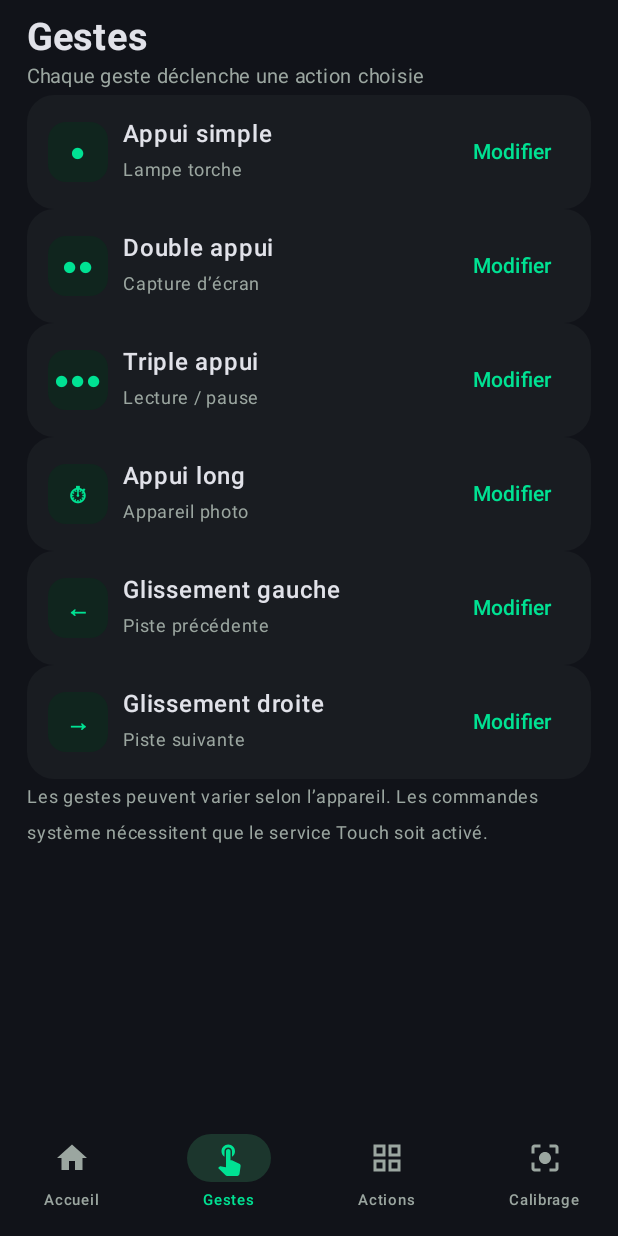
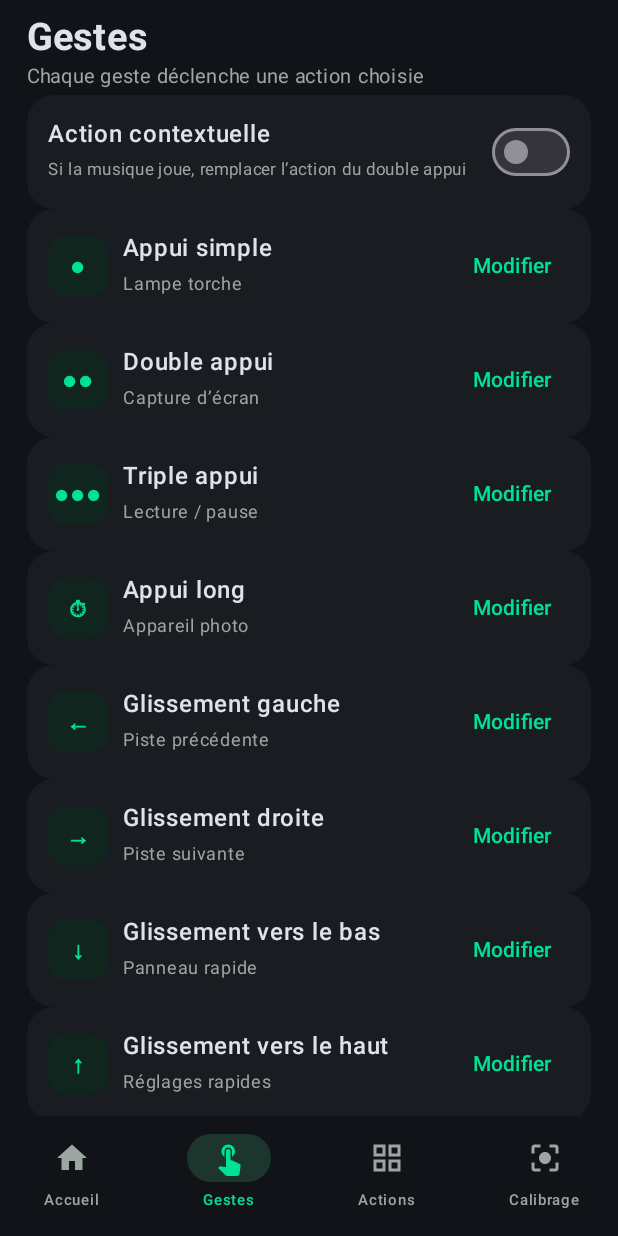
Before and after one commit to elfred434/touch, an Android app built with Jetpack Compose: the screen it shows after launch (MainActivity), item 2 of the bottom bar chosen, on a phone screen of 412 x 824 dp. Run offline under Robolectric (Android 15) with nearby library versions, the phone set to English and light mode, and no system bars.

Commit message:
Complete quick tools and gesture customization

```diff
--- /dev/null
+++ b/app/src/main/java/com/elfred434/touch/ContextOverrideCard.kt
@@ -0,0 +1,43 @@
+package com.elfred434.touch
+
+import androidx.compose.foundation.layout.*
+import androidx.compose.material3.*
+import androidx.compose.runtime.*
+import androidx.compose.ui.Alignment
+import androidx.compose.ui.Modifier
+import androidx.compose.ui.unit.dp
+import androidx.compose.ui.unit.sp
+@Composable
+fun ContextOverrideCard(prefs: android.content.SharedPreferences) {
+    var enabled by remember { mutableStateOf(prefs.getBoolean(TouchPrefs.CONTEXT_OVERRIDE_ENABLED, false)) }
+    var action by remember { mutableStateOf(prefs.getString(TouchPrefs.CONTEXT_DOUBLE_TAP_ACTION, TouchPrefs.MEDIA_NEXT) ?: TouchPrefs.MEDIA_NEXT) }
+    var chooseAction by remember { mutableStateOf(false) }
+    CardBox {
+        Row(verticalAlignment = Alignment.CenterVertically) {
+            Column(Modifier.weight(1f)) {
+                Text("Action contextuelle", fontWeight = androidx.compose.ui.text.font.FontWeight.SemiBold)
+                Text("Si la musique joue, remplacer l’action du double appui", color = TextMuted, fontSize = 11.sp)
+            }
+            Switch(checked = enabled, onCheckedChange = {
+                enabled = it
+                prefs.edit().putBoolean(TouchPrefs.CONTEXT_OVERRIDE_ENABLED, it).apply()
+            }, colors = SwitchDefaults.colors(checkedThumbColor = Bg, checkedTrackColor = Mint))
+        }
+        if (enabled) TextButton(onClick = { chooseAction = true }) {
+            Text("Pendant la musique : ${TouchPrefs.labelForAction(action)}  ·  Modifier", color = Mint, fontSize = 12.sp)
+        }
+    }
+    if (chooseAction) AlertDialog(onDismissRequest = { chooseAction = false }, containerColor = Surface1,
+        title = { Text("Action quand la musique joue") },
+        text = {
+            Column {
+                listOf(TouchPrefs.MEDIA_NEXT, TouchPrefs.MEDIA_PREVIOUS, TouchPrefs.MEDIA_PLAY_PAUSE).forEach { key ->
+                    TextButton(onClick = {
+                        action = key
+                        prefs.edit().putString(TouchPrefs.CONTEXT_DOUBLE_TAP_ACTION, key).apply()
+                        chooseAction = false
+                    }, modifier = Modifier.fillMaxWidth()) { Text(TouchPrefs.labelForAction(key), color = TextPrimary) }
+                }
+            }
+        }, confirmButton = { TextButton(onClick = { chooseAction = false }) { Text("Fermer") } })
+}
--- a/app/src/main/java/com/elfred434/touch/MainActivity.kt
+++ b/app/src/main/java/com/elfred434/touch/MainActivity.kt
@@ -13,6 +13,8 @@ import androidx.activity.compose.setContent
 import androidx.activity.result.contract.ActivityResultContracts
 import androidx.compose.foundation.background
 import androidx.compose.foundation.clickable
+import androidx.compose.foundation.horizontalScroll
+import androidx.compose.foundation.rememberScrollState
 import androidx.compose.foundation.layout.*
 import androidx.compose.foundation.lazy.LazyColumn
 import androidx.compose.foundation.shape.CircleShape
@@ -34,18 +36,26 @@ import kotlinx.coroutines.Dispatchers
 import kotlinx.coroutines.launch
 import kotlinx.coroutines.withContext
 
-private val Bg = Color(0xFF111319)
-private val Surface1 = Color(0xFF191C21)
-private val Surface2 = Color(0xFF21262D)
-private val Mint = Color(0xFF00E293)
-private val TextPrimary = Color(0xFFE1E2E9)
-private val TextMuted = Color(0xFF9BA6A0)
+internal val Bg = Color(0xFF111319)
+internal val Surface1 = Color(0xFF191C21)
+internal val Surface2 = Color(0xFF21262D)
+internal val Mint = Color(0xFF00E293)
+internal val TextPrimary = Color(0xFFE1E2E9)
+internal val TextMuted = Color(0xFF9BA6A0)
 
 class MainActivity : ComponentActivity() {
+    private val openedTool = mutableStateOf<String?>(null)
+
     override fun onCreate(savedInstanceState: Bundle?) {
         super.onCreate(savedInstanceState)
-        val initialTool = intent?.getStringExtra("open_tool")
-        setContent { TouchTheme { TouchRoot(initialTool) } }
+        openedTool.value = intent?.getStringExtra("open_tool")
+        setContent { TouchTheme { TouchRoot(openedTool.value) } }
+    }
+
+    override fun onNewIntent(intent: Intent) {
+        super.onNewIntent(intent)
+        setIntent(intent)
+        openedTool.value = intent.getStringExtra("open_tool")
     }
 
     override fun onResume() {
@@ -68,7 +78,11 @@ private fun TouchTheme(content: @Composable () -> Unit) {
 private fun TouchRoot(initialTool: String? = null) {
     val context = LocalContext.current
     val prefs = remember { TouchPrefs.prefs(context) }
-    var tab by remember { mutableStateOf(if (initialTool == TouchPrefs.NOTES || initialTool == TouchPrefs.TIMER) 2 else 0) }
+    var tab by remember { mutableStateOf(if (initialTool != null) 2 else 0) }
+    var toolPage by remember { mutableStateOf(initialTool) }
+    LaunchedEffect(initialTool) {
+        if (initialTool != null) { toolPage = initialTool; tab = 2 }
+    }
     var update by remember { mutableStateOf<AppUpdate?>(null) }
     var updateChecked by remember { mutableStateOf(false) }
     var showUpdate by remember { mutableStateOf(false) }
@@ -89,7 +103,7 @@ private fun TouchRoot(initialTool: String? = null) {
                 val labels = listOf("Accueil", "Gestes", "Actions", "Calibrage")
                 val icons = listOf(Icons.Default.Home, Icons.Default.TouchApp, Icons.Default.GridView, Icons.Default.CenterFocusStrong)
                 labels.forEachIndexed { index, label ->
-                    NavigationBarItem(selected = tab == index, onClick = { tab = index }, icon = { Icon(icons[index], null) },
+                    NavigationBarItem(selected = tab == index, onClick = { if (tab == index && index == 2) toolPage = null; tab = index; if (index != 2) toolPage = null }, icon = { Icon(icons[index], null) },
                         label = { Text(label, fontSize = 10.sp, fontWeight = FontWeight.SemiBold) },
                         colors = NavigationBarItemDefaults.colors(selectedIconColor = Mint, selectedTextColor = Mint,
                             indicatorColor = Color(0xFF1C362D), unselectedIconColor = TextMuted, unselectedTextColor = TextMuted))
@@ -99,9 +113,9 @@ private fun TouchRoot(initialTool: String? = null) {
     ) { padding ->
         Box(Modifier.fillMaxSize().padding(padding)) {
             when (tab) {
-                0 -> HomeScreen(prefs, { tab = 1 }, { tab = 2 }, { showNotice = true })
+                0 -> HomeScreen(prefs, { tab = 1 }, { showNotice = true }, { tool -> toolPage = tool; tab = 2 })
                 1 -> GesturesScreen(context, prefs)
-                2 -> ActionsScreen(context)
+                2 -> if (toolPage != null) ToolDestination(toolPage!!) { toolPage = null } else ActionsScreen(context) { tool -> toolPage = tool }
                 else -> CalibrationScreen(context, prefs)
             }
         }
@@ -116,7 +130,7 @@ private fun TouchRoot(initialTool: String? = null) {
     }
     if (showNotice) AlertDialog(onDismissRequest = { showNotice = false }, containerColor = Surface1,
         title = { Text("Confidentialité") },
-        text = { Text("Les gestes sont détectés par le service d’accessibilité Android. Touch ne lit pas le contenu des fenêtres. Une connexion Internet sert uniquement à vérifier les versions publiées dans le dépôt GitHub public.", color = TextMuted) },
+        text = { Text("Les gestes sont détectés par le service d’accessibilité Android ; Touch ne lit pas le contenu des fenêtres. Notes et contacts favoris restent sur cet appareil. Internet sert à vérifier les versions publiées dans le dépôt GitHub public.", color = TextMuted) },
         confirmButton = { TextButton(onClick = { showNotice = false }) { Text("Compris") } })
 }
 
@@ -137,7 +151,7 @@ private fun Header(title: String, subtitle: String? = null, action: (@Composable
 }
 
 @Composable
-private fun CardBox(modifier: Modifier = Modifier, content: @Composable ColumnScope.() -> Unit) {
+internal fun CardBox(modifier: Modifier = Modifier, content: @Composable ColumnScope.() -> Unit) {
     Column(modifier.fillMaxWidth().background(Surface1, RoundedCornerShape(18.dp)).padding(14.dp), verticalArrangement = Arrangement.spacedBy(9.dp), content = content)
 }
 
@@ -150,9 +164,10 @@ private fun SectionTitle(title: String, trailing: String? = null, onTrailing: ((
 }
 
 @Composable
-private fun HomeScreen(prefs: android.content.SharedPreferences, onGestures: () -> Unit, onActions: () -> Unit, onPrivacy: () -> Unit) {
+private fun HomeScreen(prefs: android.content.SharedPreferences, onGestures: () -> Unit, onPrivacy: () -> Unit, onOpenTool: (String) -> Unit) {
     var enabled by remember { mutableStateOf(prefs.getBoolean(TouchPrefs.ENABLED, true)) }
     val context = LocalContext.current
+    val cameraPermission = rememberLauncherForActivityResult(ActivityResultContracts.RequestPermission()) { }
     PageColumn {
         Header("Touch", "Raccourcis par gestes")
         CardBox {
@@ -168,6 +183,9 @@ private fun HomeScreen(prefs: android.content.SharedPreferences, onGestures: ()
                 }, colors = SwitchDefaults.colors(checkedThumbColor = Bg, checkedTrackColor = Mint))
             }
             if (!isAccessibilityEnabled(context)) Button(onClick = { context.startActivity(Intent(Settings.ACTION_ACCESSIBILITY_SETTINGS)) }, colors = ButtonDefaults.buttonColors(containerColor = Mint, contentColor = Color(0xFF003921)), modifier = Modifier.fillMaxWidth()) { Text("Ouvrir les autorisations") }
+            if (ContextCompat.checkSelfPermission(context, Manifest.permission.CAMERA) != PackageManager.PERMISSION_GRANTED) {
+                OutlinedButton(onClick = { cameraPermission.launch(Manifest.permission.CAMERA) }, modifier = Modifier.fillMaxWidth()) { Text("Autoriser le flash pour les gestes") }
+            }
         }
         CardBox {
             SectionTitle("Simulateur de poinçon", "Rayon réglable")
@@ -201,12 +219,12 @@ private fun HomeScreen(prefs: android.content.SharedPreferences, onGestures: ()
         CardBox {
             SectionTitle("Boîte d’outils rapides")
             Row(horizontalArrangement = Arrangement.spacedBy(9.dp)) {
-                ToolTile(Modifier.weight(1f), "◷", "Minuteur", "Focus") { onActions() }
-                ToolTile(Modifier.weight(1f), "♫", "Média", "Lecture") { onActions() }
+                ToolTile(Modifier.weight(1f), "◷", "Minuteur", "Focus") { onOpenTool(TouchPrefs.TIMER) }
+                ToolTile(Modifier.weight(1f), "♫", "Média", "Lecture") { onOpenTool("media") }
             }
             Row(horizontalArrangement = Arrangement.spacedBy(9.dp)) {
-                ToolTile(Modifier.weight(1f), "☷", "Notes", "Épinglées") { onActions() }
-                ToolTile(Modifier.weight(1f), "☎", "Contacts", "Favoris") { onActions() }
+                ToolTile(Modifier.weight(1f), "☷", "Notes", "Épinglées") { onOpenTool(TouchPrefs.NOTES) }
+                ToolTile(Modifier.weight(1f), "☎", "Contacts", "Favoris") { onOpenTool("contacts") }
             }
         }
         CardBox {
@@ -233,6 +251,7 @@ private fun GesturesScreen(context: Context, prefs: android.content.SharedPrefer
     val actionsByCategory = TouchPrefs.actions.groupBy { it.category }
     PageColumn {
         Header("Gestes", "Chaque geste déclenche une action choisie")
+        ContextOverrideCard(prefs)
         TouchPrefs.gestures.forEach { gesture ->
             CardBox {
                 Row(verticalAlignment = Alignment.CenterVertically) {
@@ -274,7 +293,7 @@ private fun GesturesScreen(context: Context, prefs: android.content.SharedPrefer
 }
 
 @Composable
-private fun ActionsScreen(context: Context) {
+private fun ActionsScreen(context: Context, onOpenTool: (String) -> Unit) {
     val grouped = TouchPrefs.actions.groupBy { it.category }
     var pendingTorch by remember { mutableStateOf(false) }
     val cameraPermission = rememberLauncherForActivityResult(ActivityResultContracts.RequestPermission()) { granted ->
@@ -291,11 +310,17 @@ private fun ActionsScreen(context: Context) {
                         Icon(iconFor(action.key), null, tint = Mint)
                         Column(Modifier.weight(1f).padding(start = 12.dp)) { Text(action.label, fontWeight = FontWeight.SemiBold); Text(action.detail, color = TextMuted, fontSize = 11.sp) }
                         TextButton(onClick = {
-                            if (action.key == TouchPrefs.TORCH && ContextCompat.checkSelfPermission(context, Manifest.permission.CAMERA) != PackageManager.PERMISSION_GRANTED) {
-                                pendingTorch = true
-                                cameraPermission.launch(Manifest.permission.CAMERA)
-                            } else TouchAccessibilityService.currentAction(context, action.key)
-                        }) { Text("Tester", color = Mint, fontSize = 11.sp) }
+                            when (action.key) {
+                                TouchPrefs.NOTES, TouchPrefs.TIMER, TouchPrefs.QUICK_WIDGETS -> onOpenTool(action.key)
+                                TouchPrefs.OPEN_APP -> onOpenTool("app_picker")
+                                TouchPrefs.TASKER -> onOpenTool("tasker")
+                                TouchPrefs.TORCH -> if (ContextCompat.checkSelfPermission(context, Manifest.permission.CAMERA) != PackageManager.PERMISSION_GRANTED) {
+                                    pendingTorch = true
+                                    cameraPermission.launch(Manifest.permission.CAMERA)
+                                } else TouchAccessibilityService.currentAction(context, action.key)
+                                else -> TouchAccessibilityService.currentAction(context, action.key)
+                            }
+                        }) { Text(if (action.key == TouchPrefs.OPEN_APP) "Choisir" else if (action.key in listOf(TouchPrefs.NOTES, TouchPrefs.TIMER, TouchPrefs.QUICK_WIDGETS, TouchPrefs.TASKER)) "Ouvrir" else "Tester", color = Mint, fontSize = 11.sp) }
                     }
                 }
             }
@@ -319,6 +344,7 @@ private fun CalibrationScreen(context: Context, prefs: android.content.SharedPre
     var y by remember { mutableFloatStateOf(prefs.getInt(TouchPrefs.ZONE_Y_DP, 0).toFloat()) }
     var width by remember { mutableFloatStateOf(prefs.getInt(TouchPrefs.ZONE_WIDTH_DP, 82).toFloat()) }
     var height by remember { mutableFloatStateOf(prefs.getInt(TouchPrefs.ZONE_HEIGHT_DP, 50).toFloat()) }
+    var landscape by remember { mutableStateOf(prefs.getBoolean(TouchPrefs.LANDSCAPE, false)) }
     PageColumn {
         Header("Calibrage", "Ajuste la zone tactile à ton téléphone")
         CardBox {
@@ -333,6 +359,30 @@ private fun CalibrationScreen(context: Context, prefs: android.content.SharedPre
             SliderSetting("Largeur", "${width.toInt()} dp", width, 48f..160f) { width = it; saveZone(prefs, x, y, width, height) }
             SliderSetting("Hauteur", "${height.toInt()} dp", height, 32f..96f) { height = it; saveZone(prefs, x, y, width, height) }
             Button(onClick = { TouchAccessibilityService.refreshZone() }, modifier = Modifier.fillMaxWidth(), colors = ButtonDefaults.buttonColors(containerColor = Mint, contentColor = Color(0xFF003921))) { Text("Appliquer la zone") }
+        }
+        CardBox {
+            Text("Retour haptique", fontWeight = FontWeight.SemiBold)
+            Text("Choisis la sensation au déclenchement d’un geste.", fontSize = 12.sp, color = TextMuted)
+            var profile by remember { mutableStateOf(prefs.getString(TouchPrefs.HAPTIC_PROFILE, "standard") ?: "standard") }
+            Row(Modifier.horizontalScroll(rememberScrollState()), horizontalArrangement = Arrangement.spacedBy(5.dp)) {
+                listOf("off" to "Désactivé", "soft" to "Doux", "standard" to "Standard", "mechanical" to "Mécanique", "deep" to "Profond").forEach { (key, label) ->
+                    FilterChip(selected = profile == key, onClick = { profile = key; prefs.edit().putString(TouchPrefs.HAPTIC_PROFILE, key).apply() }, label = { Text(label, fontSize = 10.sp) })
+                }
+            }
+        }
+        CardBox {
+            Row(verticalAlignment = Alignment.CenterVertically) {
+                Column(Modifier.weight(1f)) {
+                    Text("Autoriser en mode paysage", fontWeight = FontWeight.SemiBold)
+                    Text("Désactivé par défaut pour éviter les gestes accidentels en jeu ou vidéo.", fontSize = 11.sp, color = TextMuted)
+                }
+                Switch(checked = landscape, onCheckedChange = { landscape = it; prefs.edit().putBoolean(TouchPrefs.LANDSCAPE, it).apply(); TouchAccessibilityService.refreshZone() }, colors = SwitchDefaults.colors(checkedThumbColor = Bg, checkedTrackColor = Mint))
+            }
+        }
+        CardBox {
+            Text("Garder Touch actif", fontWeight = FontWeight.SemiBold)
+            Text("Certains fabricants suspendent les services en arrière-plan. Si les gestes s’arrêtent, autorise Touch dans les réglages de batterie.", fontSize = 12.sp, color = TextMuted)
+            OutlinedButton(onClick = { context.startActivity(Intent(Settings.ACTION_IGNORE_BATTERY_OPTIMIZATION_SETTINGS)) }, modifier = Modifier.fillMaxWidth()) { Text("Ouvrir les réglages de batterie") }
         }
         CardBox {
             Text("L’emplacement réel dépend des marges système et de la découpe de l’écran. Ajuste la zone, puis teste les gestes depuis une autre application.", fontSize = 12.sp, color = TextMuted)
--- a/app/src/main/java/com/elfred434/touch/TouchPrefs.kt
+++ b/app/src/main/java/com/elfred434/touch/TouchPrefs.kt
@@ -11,7 +11,11 @@ object TouchPrefs {
     const val ZONE_X_PERCENT = "zone_x_percent"
     const val ZONE_Y_DP = "zone_y_dp"
     const val HAPTICS = "haptics"
+    const val HAPTIC_PROFILE = "haptic_profile"
     const val LANDSCAPE = "landscape"
+    const val APP_PACKAGE = "app_package"
+    const val CONTEXT_OVERRIDE_ENABLED = "context_override_enabled"
+    const val CONTEXT_DOUBLE_TAP_ACTION = "context_double_tap_action"
 
     const val TAP = "tap"
     const val DOUBLE_TAP = "double_tap"
@@ -19,6 +23,8 @@ object TouchPrefs {
     const val LONG_PRESS = "long_press"
     const val SWIPE_LEFT = "swipe_left"
     const val SWIPE_RIGHT = "swipe_right"
+    const val SWIPE_DOWN = "swipe_down"
+    const val SWIPE_UP = "swipe_up"
 
     const val TORCH = "torch"
     const val SCREENSHOT = "screenshot"
@@ -39,6 +45,8 @@ object TouchPrefs {
     const val POWER = "power"
     const val NOTES = "notes"
     const val TIMER = "timer"
+    const val QUICK_WIDGETS = "quick_widgets"
+    const val TASKER = "tasker"
 
     data class Gesture(val key: String, val label: String, val symbol: String)
     val gestures = listOf(
@@ -47,7 +55,9 @@ object TouchPrefs {
         Gesture(TRIPLE_TAP, "Triple appui", "●●●"),
         Gesture(LONG_PRESS, "Appui long", "⏱"),
         Gesture(SWIPE_LEFT, "Glissement gauche", "←"),
-        Gesture(SWIPE_RIGHT, "Glissement droite", "→")
+        Gesture(SWIPE_RIGHT, "Glissement droite", "→"),
+        Gesture(SWIPE_DOWN, "Glissement vers le bas", "↓"),
+        Gesture(SWIPE_UP, "Glissement vers le haut", "↑")
     )
 
     data class Action(val key: String, val label: String, val category: String, val detail: String)
@@ -69,8 +79,10 @@ object TouchPrefs {
         Action(VOLUME_UP, "Volume +", "Système", "Augmente le volume multimédia"),
         Action(VOLUME_DOWN, "Volume −", "Système", "Baisse le volume multimédia"),
         Action(POWER, "Menu d’alimentation", "Système", "Ouvre le menu d’alimentation"),
-        Action(NOTES, "Notes épinglées", "Outils", "Ouvre Touch sur les notes"),
-        Action(TIMER, "Minuteur", "Outils", "Ouvre Touch sur le minuteur")
+        Action(NOTES, "Notes épinglées", "Outils", "Ouvre tes notes et checklists"),
+        Action(TIMER, "Minuteur / focus", "Outils", "Minuteur et chronomètre"),
+        Action(QUICK_WIDGETS, "Panneau rapide", "Outils", "Média, volume, luminosité et minuteur"),
+        Action(TASKER, "Déclencher Tasker", "Automatisations", "Envoie une tâche Tasker nommée")
     )
 
     fun prefs(context: Context): SharedPreferences =
@@ -83,6 +95,8 @@ object TouchPrefs {
         LONG_PRESS -> CAMERA
         SWIPE_LEFT -> MEDIA_PREVIOUS
         SWIPE_RIGHT -> MEDIA_NEXT
+        SWIPE_DOWN -> QUICK_WIDGETS
+        SWIPE_UP -> QUICK_SETTINGS
         else -> ""
     }
 
```
Also changed, not shown: app/src/main/AndroidManifest.xml (+10 -1 lines), app/src/main/java/com/elfred434/touch/QuickTools.kt (added, +345 -0 lines), app/src/main/java/com/elfred434/touch/TouchAccessibilityService.kt (+50 -7 lines).
